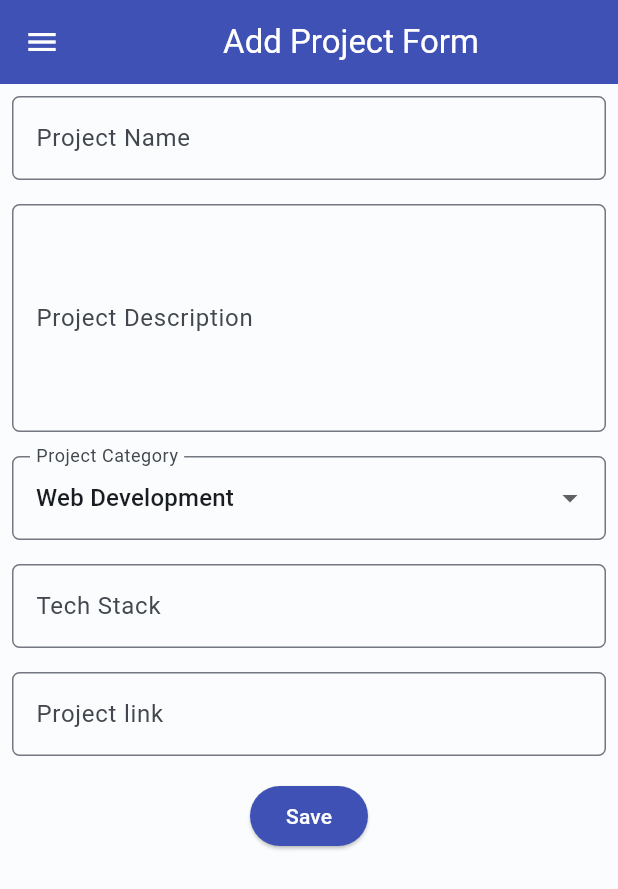
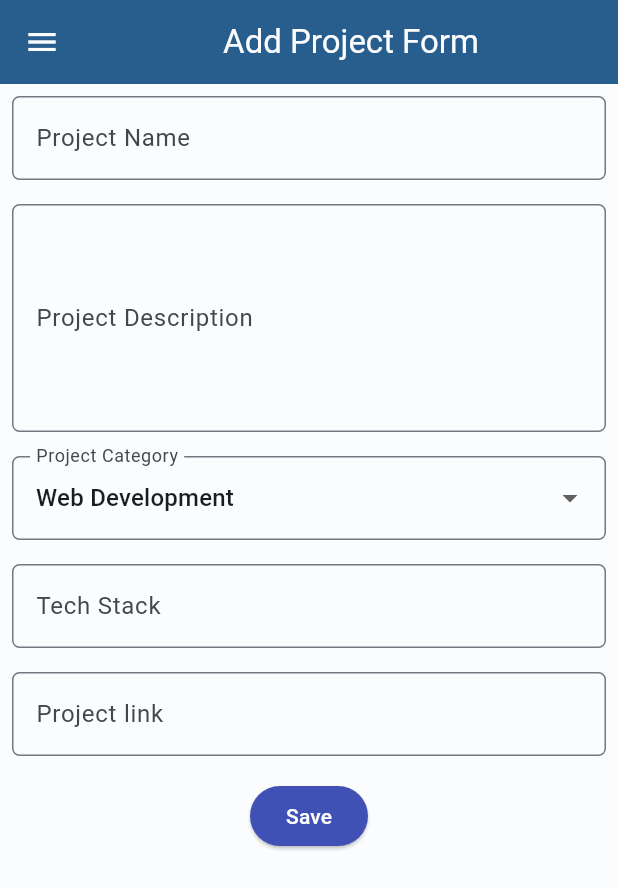
Before and after one commit to veliciawilly75/myportofolio_mobile, a Flutter app: the screen it shows after launch, in the side drawer, after a tap on "Add Project", on a phone screen of 412 x 824 dp. Shown: the top 889 px of the screen. Run offline on Flutter 3.47's test engine with Material 3 defaults, Android fonts, the phone set to English and light mode, and no system bars.

Commit message:
style: Menyeragamkan tema warna aplikasi.

```diff
--- a/lib/screens/experience_form.dart
+++ b/lib/screens/experience_form.dart
@@ -70,8 +70,8 @@ class _ExperienceFormPageState extends State<ExperienceFormPage> {
             'Add Experience Form',
           ),
         ),
-        backgroundColor: Colors.indigo,
-        foregroundColor: Colors.white,
+        backgroundColor: Theme.of(context).colorScheme.primary,
+        foregroundColor: Theme.of(context).colorScheme.surface,
       ),
       drawer: LeftDrawer(),
       body: Form(
--- a/lib/screens/project_form.dart
+++ b/lib/screens/project_form.dart
@@ -34,8 +34,8 @@ class _ProjectFormPageState extends State<ProjectFormPage> {
             'Add Project Form',
           ),
         ),
-        backgroundColor: Colors.indigo,
-        foregroundColor: Colors.white,
+        backgroundColor: Theme.of(context).colorScheme.primary,
+        foregroundColor: Theme.of(context).colorScheme.surface,
       ),
       drawer: LeftDrawer(),
       body: Form(
--- a/lib/widgets/left_drawer.dart
+++ b/lib/widgets/left_drawer.dart
@@ -11,9 +11,9 @@ class LeftDrawer extends StatelessWidget {
     return Drawer(
       child: ListView(
         children: [
-          const DrawerHeader(
+          DrawerHeader(
             decoration: BoxDecoration(
-              color: Colors.indigo,
+              color: Theme.of(context).colorScheme.primary,
             ),
             child: Column(
               crossAxisAlignment: CrossAxisAlignment.start,
```
